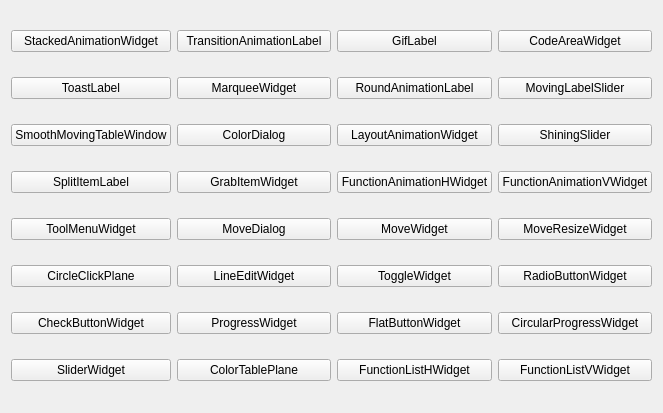
Greedysky/TTKWidgetTools, file mainwindow.ui: the form before one commit.
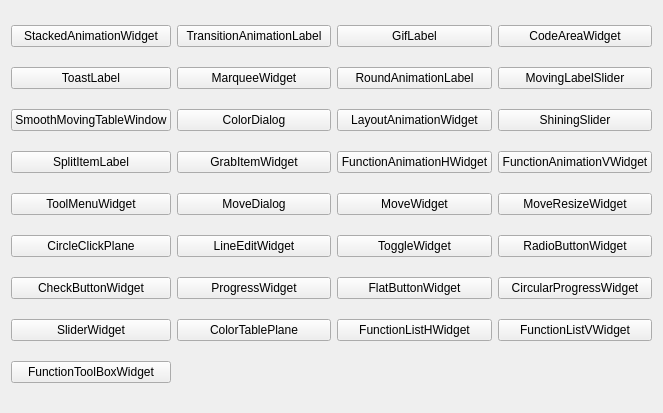
The form after the commit.

Commit message: Add function toolbox widget[875469]

```diff
--- a/mainwindow.ui
+++ b/mainwindow.ui
@@ -239,6 +239,13 @@
       </property>
      </widget>
     </item>
+    <item row="8" column="0">
+     <widget class="QPushButton" name="pushButton_32">
+      <property name="text">
+       <string>FunctionToolBoxWidget</string>
+      </property>
+     </widget>
+    </item>
    </layout>
   </widget>
  </widget>
```
Left out of the diff: 96 changed lines with no effect on the pictures. The commit also changes 11 other files.
